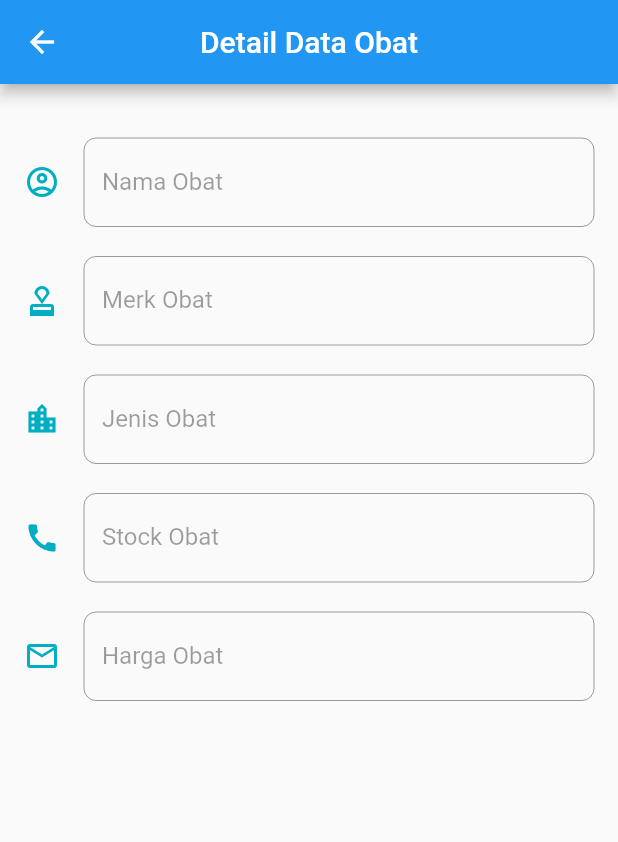
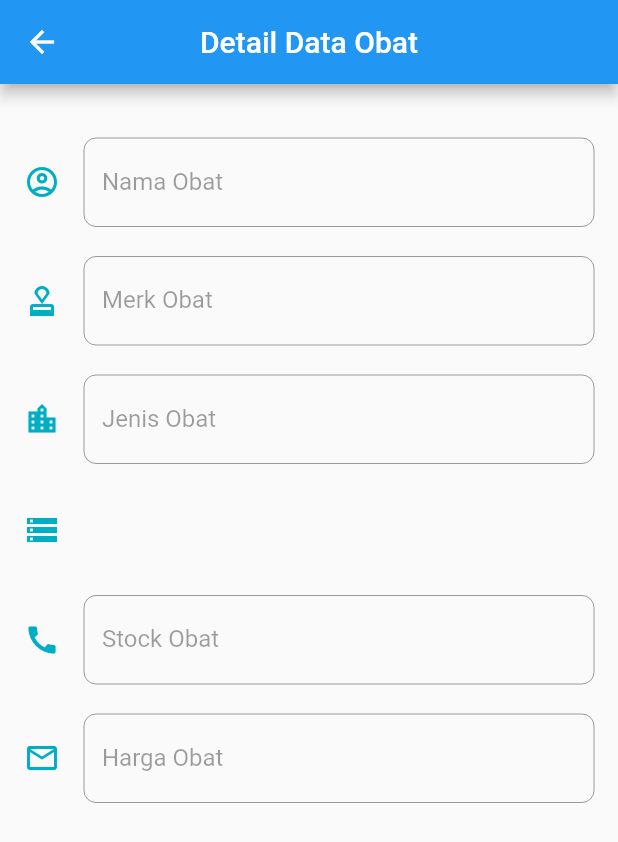
Before and after one commit to luthfi1717/uas_wibi, a Flutter app: the LookKontak screen opened directly, on a phone screen of 412 x 824 dp. Shown: the top 842 px of the screen. Run offline on Flutter 3.47's test engine with Material 2 defaults, Android fonts, the phone set to English and light mode, and no system bars; our stand-ins replace sqflite; accounts and stored records are empty; Roboto replaces fonts that are missing (Montserrat).

Commit message:
Percobaan 2

```diff
--- a/lib/main.dart
+++ b/lib/main.dart
@@ -1,5 +1,5 @@
 import 'package:flutter/material.dart';
-import 'package:uas_wibi/screnn/Data_Obat.dart';
+import 'package:uas_wibi/screnn/Menu_Page.dart';
 
 void main() {
   runApp(MyApp());
@@ -10,7 +10,7 @@ class MyApp extends StatelessWidget {
   Widget build(BuildContext context) {
     return MaterialApp(
       debugShowCheckedModeBanner: false,
-      home: Data_Obat(),
+      home: MyHomePage(),
     );
   }
 }
--- a/lib/screnn/Detail_Obat.dart
+++ b/lib/screnn/widget/Detail_Obat.dart
@@ -14,13 +14,7 @@ class LookKontak extends StatefulWidget {
 class _LookKontakState extends State<LookKontak> {
   DbObat db = DbObat();
 
-  TextEditingController? Nama;
-  TextEditingController? Alamat;
-  TextEditingController? Kota;
-  TextEditingController? Notlp;
-  TextEditingController? Email;
-
-   TextEditingController? NamaObat;
+  TextEditingController? NamaObat;
   TextEditingController? MerkObat;
   TextEditingController? JenisObat;
   TextEditingController? StockObat;
@@ -117,6 +111,27 @@ class _LookKontakState extends State<LookKontak> {
             padding: const EdgeInsets.only(
               top: 20,
             ),
+            child: Row(
+              children: [
+                Flexible(
+                    child: TextField(
+                      enabled: false,
+                      controller: StockObat,
+                      decoration: InputDecoration(
+                          border: InputBorder.none,
+                          icon: Icon(
+                            Icons.storage,
+                            color: Color(0xff00aec4),
+                          )),
+                    ),
+                ),
+              ],
+            )
+          ),
+          Padding(
+            padding: const EdgeInsets.only(
+              top: 20,
+            ),
             child: TextField(
               enabled: false,
               controller: StockObat,
```
Also changed, not shown: lib/screnn/Data_Obat.dart (+47 -13 lines), 1 other file.
